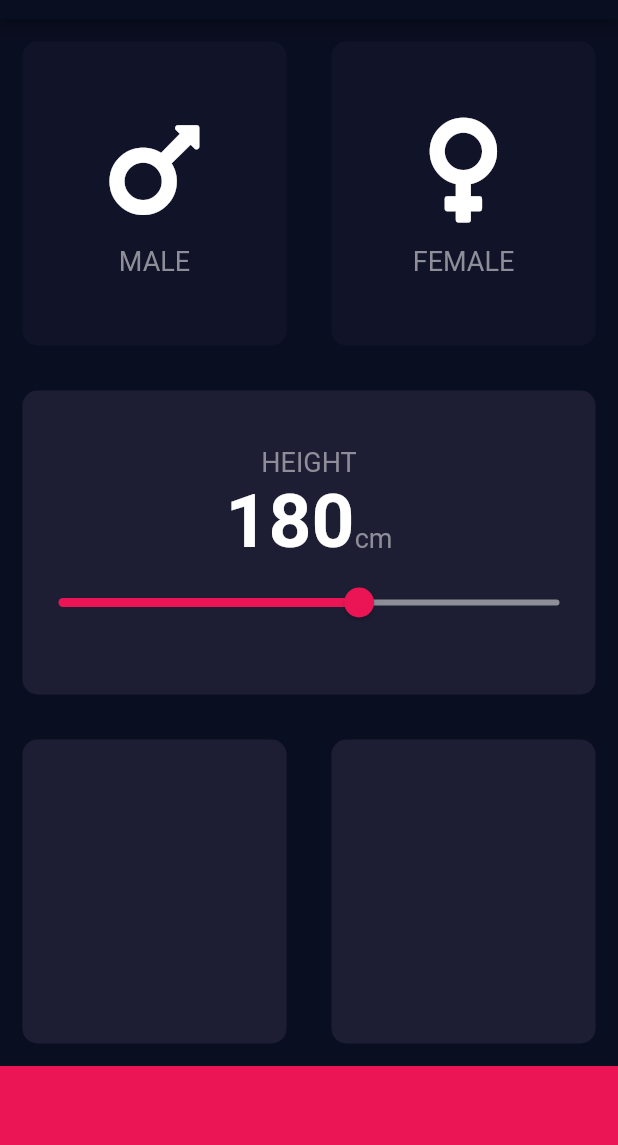
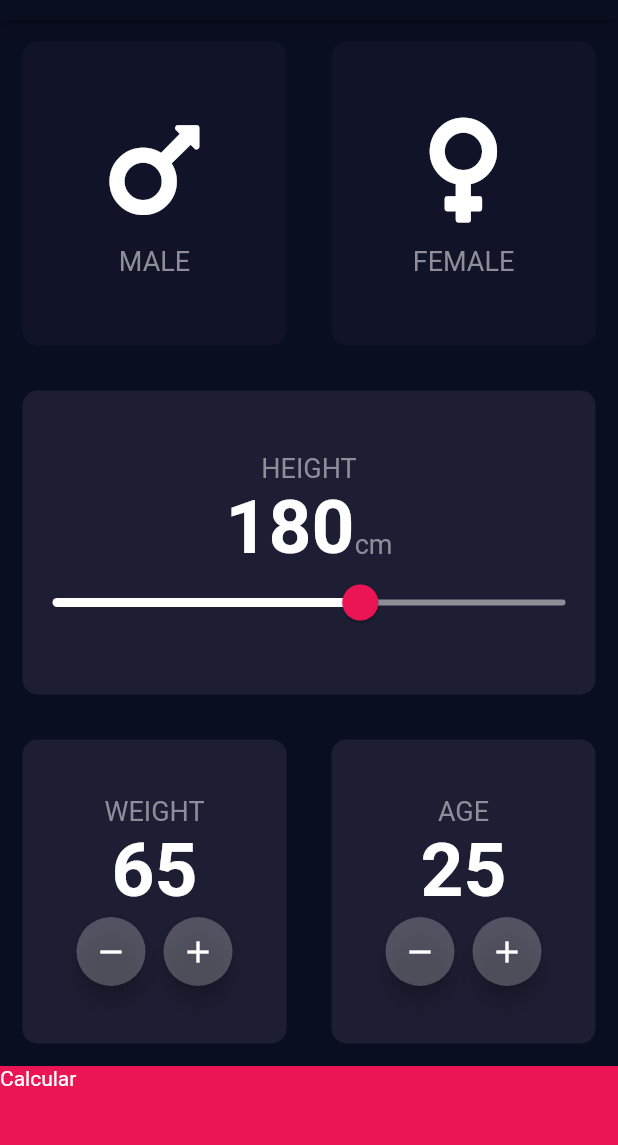
Before and after one commit to WaAlvis/CalculatorIMC, a Flutter app: the screen it shows after launch, on a phone screen of 412 x 824 dp, the part 65-1210 px from its top. Run offline on Flutter 3.47's test engine with Material 2 defaults, Android fonts, the phone set to English and light mode, and no system bars; our stand-ins replace font_awesome_flutter.

Commit message:
cards´s age and weight complete

```diff
--- a/lib/input_page.dart
+++ b/lib/input_page.dart
@@ -4,6 +4,7 @@ import 'package:font_awesome_flutter/font_awesome_flutter.dart';
 
 import 'custon_widgets/icon_content.dart';
 import 'custon_widgets/reusable_card.dart';
+import 'results_page.dart';
 
 enum Gender { male, female }
 
@@ -17,6 +18,10 @@ class InputPage extends StatefulWidget {
 class _InputPageState extends State<InputPage> {
   Gender selectedGender;
   int height = 180;
+
+  int weight = 65;
+
+  int age = 25;
 
   @override
   Widget build(BuildContext context) {
@@ -90,17 +95,26 @@ class _InputPageState extends State<InputPage> {
                       )
                     ],
                   ),
-                  Slider(
+                  SliderTheme(
+                    data: SliderTheme.of(context).copyWith(
+                        inactiveTrackColor: Color(0xFF8D8E98),
+                        activeTrackColor: Colors.white,
+                        thumbColor: Color(0xFFEB1555),
+                        overlayColor: Colors.white24,
+                        overlayShape:
+                            RoundSliderOverlayShape(overlayRadius: 20),
+                        thumbShape:
+                            RoundSliderThumbShape(enabledThumbRadius: 12)),
+                    child: Slider(
                       value: height.toDouble(),
                       min: 120,
                       max: 220,
-                    activeColor: Color(0xFFEB1555),
-                    inactiveColor: Color(0xFF8D8E98),
-                    onChanged: (double newValue){
+                      onChanged: (double newValue) {
                         setState(() {
                           height = newValue.round();
                         });
                       },
+                    ),
                   )
                 ],
               ),
@@ -110,21 +124,132 @@ class _InputPageState extends State<InputPage> {
             child: Row(
               children: <Widget>[
                 Expanded(
-                  child: ReusableCard(colour: KActiveCardColour),
+                  child: ReusableCard(
+                    colour: KActiveCardColour,
+                    cardChild: Column(
+                      mainAxisAlignment: MainAxisAlignment.center,
+                      children: <Widget>[
+                        Text(
+                          'WEIGHT',
+                          style: KLabelTextStyle,
+                        ),
+                        Text(
+                          weight.toString(),
+                          style: KNumberTextStyle,
+                        ),
+                        Row(
+                          mainAxisAlignment: MainAxisAlignment.center,
+                          children: <Widget>[
+                            RoundIconButton(
+                              onPressed: () {
+                                setState(() {
+                                  weight--;
+                                });
+                              },
+                              icon: Icons.remove,
+                            ),
+                            SizedBox(
+                              width: 10,
+                            ),
+                            RoundIconButton(
+                              onPressed: () {
+                                setState(() {
+                                  weight++;
+                                });
+                              },
+                              icon: Icons.add,
+                            ),
+                          ],
+                        )
+                      ],
+                    ),
+                  ),
                 ),
                 Expanded(
-                  child: ReusableCard(colour: KActiveCardColour),
+                  child: ReusableCard(
+                    colour: KActiveCardColour,
+                    cardChild: Column(
+                      mainAxisAlignment: MainAxisAlignment.center,
+                      children: <Widget>[
+                        Text(
+                          'AGE',
+                          style: KLabelTextStyle,
+                        ),
+                        Text(
+                          age.toString(),
+                          style: KNumberTextStyle,
+                        ),
+                        Row(
+                          mainAxisAlignment: MainAxisAlignment.center,
+                          children: <Widget>[
+                            RoundIconButton(
+                              onPressed: () {
+                                setState(() {
+                                  age--;
+                                });
+                              },
+                              icon: Icons.remove,
+                            ),
+                            SizedBox(
+                              width: 10,
+                            ),
+                            RoundIconButton(
+                              onPressed: () {
+                                setState(() {
+                                  age++;
+                                });
+                              },
+                              icon: Icons.add,
+                            ),
+                          ],
+                        )
+                      ],
+                    ),
+                  ),
                 ),
               ],
             ),
           ),
-          Container(
+          GestureDetector(
+            onTap: () {
+              Navigator.push(
+                context,
+                MaterialPageRoute(builder: (context) {
+                  return ResultsPage();
+                }),
+              );
+            },
+            child: Container(
+              child: Text('Calcular'),
               height: KBottomContainerHeight,
               color: KBottomContainerColour,
               width: double.infinity,
+            ),
           )
         ],
       ),
     );
   }
 }
+
+class RoundIconButton extends StatelessWidget {
+  final IconData icon;
+  final Function onPressed;
+
+  const RoundIconButton({@required this.icon, @required this.onPressed});
+
+  @override
+  Widget build(BuildContext context) {
+    return RawMaterialButton(
+      onPressed: onPressed,
+      child: Icon(icon),
+      elevation: 6.0,
+      shape: CircleBorder(),
+      constraints: BoxConstraints.tightFor(
+        width: 46.0,
+        height: 46.0,
+      ),
+      fillColor: Colors.white24,
+    );
+  }
+}
--- /dev/null
+++ b/lib/results_page.dart
@@ -0,0 +1,13 @@
+import 'package:flutter/material.dart';
+
+class ResultsPage extends StatelessWidget {
+  @override
+  Widget build(BuildContext context) {
+    return Scaffold(
+      appBar: AppBar(
+        title: Text('Calculadora IMC'),
+      ),
+      body: Text('Hello'),
+    );
+  }
+}
```
Lines whose indentation alone changed are shown as unchanged.
